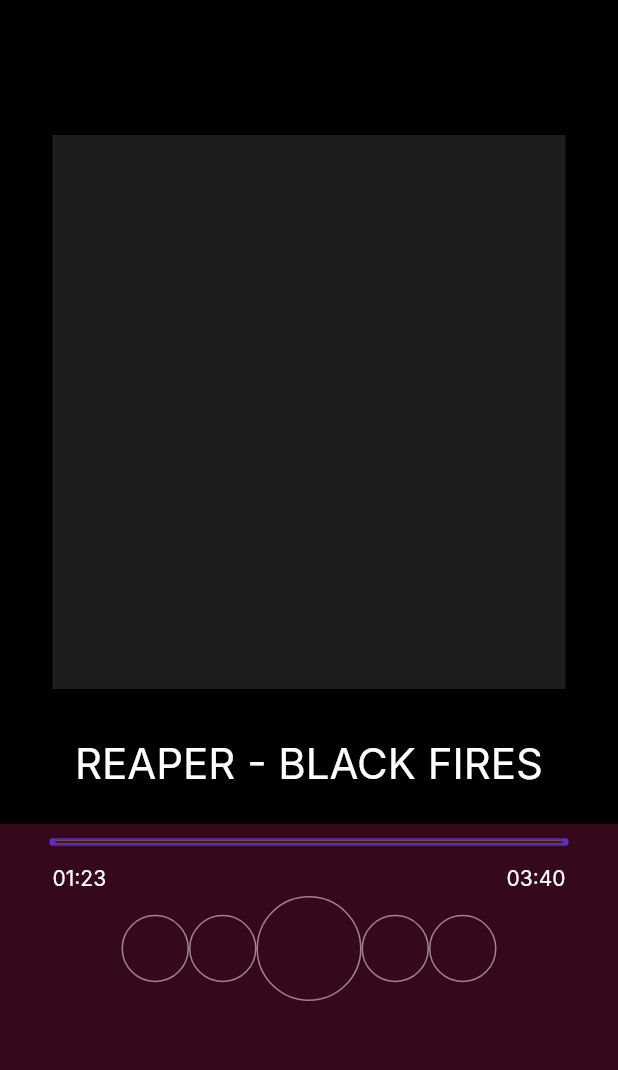
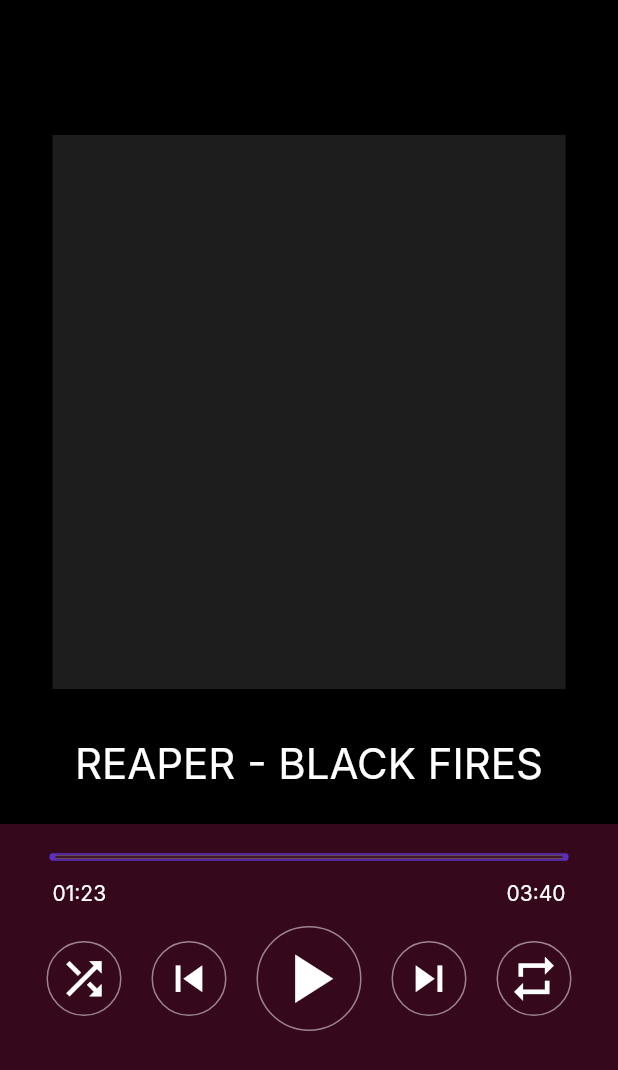
Before and after one commit to n3wzd/FlutPlayer, a Flutter app: the screen it shows after launch, on a phone screen of 412 x 824 dp. Shown: the top 1070 px of the screen. Run offline on Flutter 3.47's test engine with Material 2 defaults, Android fonts, the phone set to English and light mode, and no system bars; our stand-ins replace assets_audio_player; Roboto replaces fonts that are missing (Inter).

Commit message:
page1 update

```diff
--- a/lib/main.dart
+++ b/lib/main.dart
@@ -1,8 +1,6 @@
 import 'package:flutter/material.dart';
-import 'package:assets_audio_player/assets_audio_player.dart';
 
-import './pages/screen1/center.dart';
-import './pages/screen1/bottom.dart';
+import './pages/page1.dart';
 
 void main() => runApp(const MyApp());
 
@@ -10,41 +8,6 @@ class MyApp extends StatelessWidget {
   const MyApp({super.key});
   @override
   Widget build(BuildContext context) {
-    return const MaterialApp(
-      home: MyHomePage(),
-    );
+    return const Page1();
   }
 }
-
-class MyHomePage extends StatelessWidget {
-  const MyHomePage({super.key});
-
-  @override
-  Widget build(BuildContext context) {
-    final assetsAudioPlayer = AssetsAudioPlayer();
-
-    void load() {
-      assetsAudioPlayer.open(
-        Audio("assets/audios/ColBreakz - 10.000.mp3"),
-      );
-    }
-
-    return Scaffold(
-      body: Container(
-        color: Colors.black,
-        child: const Column(
-          children: [
-            Expanded(
-              flex: 2,
-              child: CenterSection(),
-            ),
-            Expanded(
-              flex: 1,
-              child: BottomSection(),
-            )
-          ],
-        ),
-      ),
-    );
-  }
-}
--- a/lib/pages/components/button.dart
+++ b/lib/pages/components/button.dart
@@ -1,15 +1,16 @@
 import 'package:flutter/material.dart';
 
 class Button extends StatelessWidget {
-  const Button({Key? key, required this.buttonRadius}) : super(key: key);
+  const Button({Key? key, required this.buttonRadius, required this.icon})
+      : super(key: key);
   final double buttonRadius;
+  final Icon icon;
 
   @override
   Widget build(BuildContext context) {
     return Container(
       width: buttonRadius,
       height: buttonRadius,
-      padding: const EdgeInsets.all(10.0),
       decoration: ShapeDecoration(
         color: Colors.white.withOpacity(0),
         shape: OvalBorder(
@@ -19,6 +20,7 @@ class Button extends StatelessWidget {
           ),
         ),
       ),
+      child: icon,
     );
   }
 }
--- /dev/null
+++ b/lib/pages/page1.dart
@@ -0,0 +1,63 @@
+import 'package:flutter/material.dart';
+import 'package:assets_audio_player/assets_audio_player.dart';
+
+import './page1/center.dart';
+import './page1/bottom.dart';
+
+class Page1 extends StatefulWidget {
+  const Page1({super.key});
+
+  @override
+  State<Page1> createState() => _Page1State();
+}
+
+class _Page1State extends State<Page1> {
+  final assetsAudioPlayer = AssetsAudioPlayer();
+
+  void openPlayer() async {
+    await assetsAudioPlayer.open(
+      Audio(
+        "assets/audios/ColBreakz - 10.000.mp3",
+        metas: Metas(
+          title: 'ColBreakz - 10.000',
+        ),
+      ),
+      autoStart: true,
+    );
+  }
+
+  @override
+  void initState() {
+    super.initState();
+    openPlayer();
+  }
+
+  @override
+  void dispose() {
+    assetsAudioPlayer.dispose();
+    super.dispose();
+  }
+
+  @override
+  Widget build(BuildContext context) {
+    return MaterialApp(
+      home: Scaffold(
+        body: Container(
+          color: Colors.black,
+          child: const Column(
+            children: [
+              Expanded(
+                flex: 2,
+                child: CenterSection(),
+              ),
+              Expanded(
+                flex: 1,
+                child: BottomSection(),
+              ),
+            ],
+          ),
+        ),
+      ),
+    );
+  }
+}
--- a/lib/pages/screen1/bottom.dart
+++ b/lib/pages/page1/bottom.dart
@@ -12,7 +12,9 @@ class BottomSection extends StatelessWidget {
       decoration: const BoxDecoration(color: Color(0xFF36081B)),
       child: const Column(
         children: [
+          SizedBox(height: 10),
           ControlSection(),
+          SizedBox(height: 10),
           ButtonSection(),
         ],
       ),
--- /dev/null
+++ b/lib/pages/page1/button_section.dart
@@ -0,0 +1,60 @@
+import 'package:flutter/material.dart';
+
+import '../components/button.dart';
+
+class ButtonSection extends StatelessWidget {
+  const ButtonSection({Key? key}) : super(key: key);
+
+  @override
+  Widget build(BuildContext context) {
+    return const Row(
+      mainAxisAlignment: MainAxisAlignment.center,
+      children: [
+        Button(
+          buttonRadius: 50,
+          icon: Icon(
+            Icons.shuffle,
+            color: Colors.white,
+            size: 35,
+          ),
+        ),
+        SizedBox(width: 20),
+        Button(
+          buttonRadius: 50,
+          icon: Icon(
+            Icons.skip_previous,
+            color: Colors.white,
+            size: 35,
+          ),
+        ),
+        SizedBox(width: 20),
+        Button(
+          buttonRadius: 70,
+          icon: Icon(
+            Icons.play_arrow,
+            color: Colors.white,
+            size: 55,
+          ),
+        ),
+        SizedBox(width: 20),
+        Button(
+          buttonRadius: 50,
+          icon: Icon(
+            Icons.skip_next,
+            color: Colors.white,
+            size: 35,
+          ),
+        ),
+        SizedBox(width: 20),
+        Button(
+          buttonRadius: 50,
+          icon: Icon(
+            Icons.repeat,
+            color: Colors.white,
+            size: 35,
+          ),
+        ),
+      ],
+    );
+  }
+}
--- a/lib/pages/screen1/button_section.dart
+++ /dev/null
@@ -1,21 +0,0 @@
-import 'package:flutter/material.dart';
-
-import '../components/button.dart';
-
-class ButtonSection extends StatelessWidget {
-  const ButtonSection({Key? key}) : super(key: key);
-
-  @override
-  Widget build(BuildContext context) {
-    return const Row(
-      mainAxisAlignment: MainAxisAlignment.center,
-      children: [
-        Button(buttonRadius: 45),
-        Button(buttonRadius: 45),
-        Button(buttonRadius: 70),
-        Button(buttonRadius: 45),
-        Button(buttonRadius: 45),
-      ],
-    );
-  }
-}
```
Also changed, not shown: lib/pages/page1/center.dart (renamed from lib/pages/screen1/center.dart), lib/pages/page1/control_bar.dart (renamed from lib/pages/screen1/control_bar.dart), lib/pages/page1/control_section.dart (renamed from lib/pages/screen1/control_section.dart), lib/pages/page1/control_time.dart (renamed from lib/pages/screen1/control_time.dart), lib/pages/page1/song_cover.dart (renamed from lib/pages/screen1/song_cover.dart), lib/pages/page1/song_title.dart (renamed from lib/pages/screen1/song_title.dart), lib/pages/page1/top_menu.dart (renamed from lib/pages/screen1/top_menu.dart).
